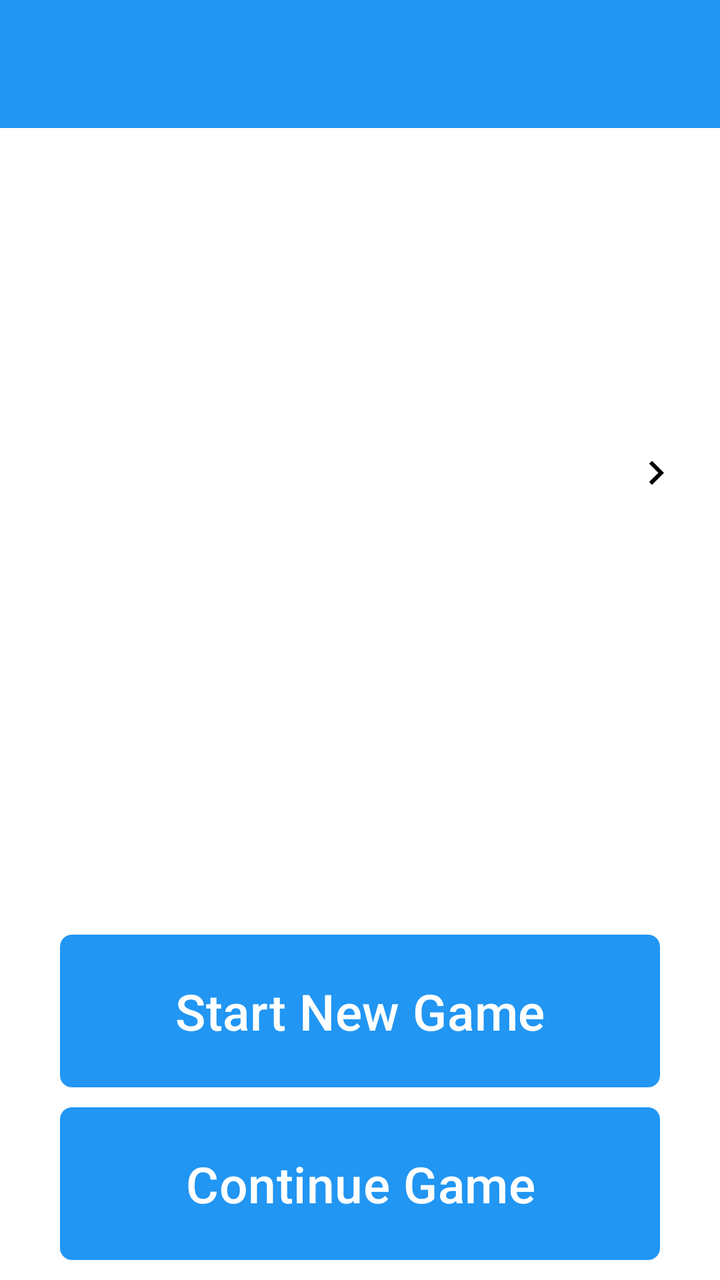
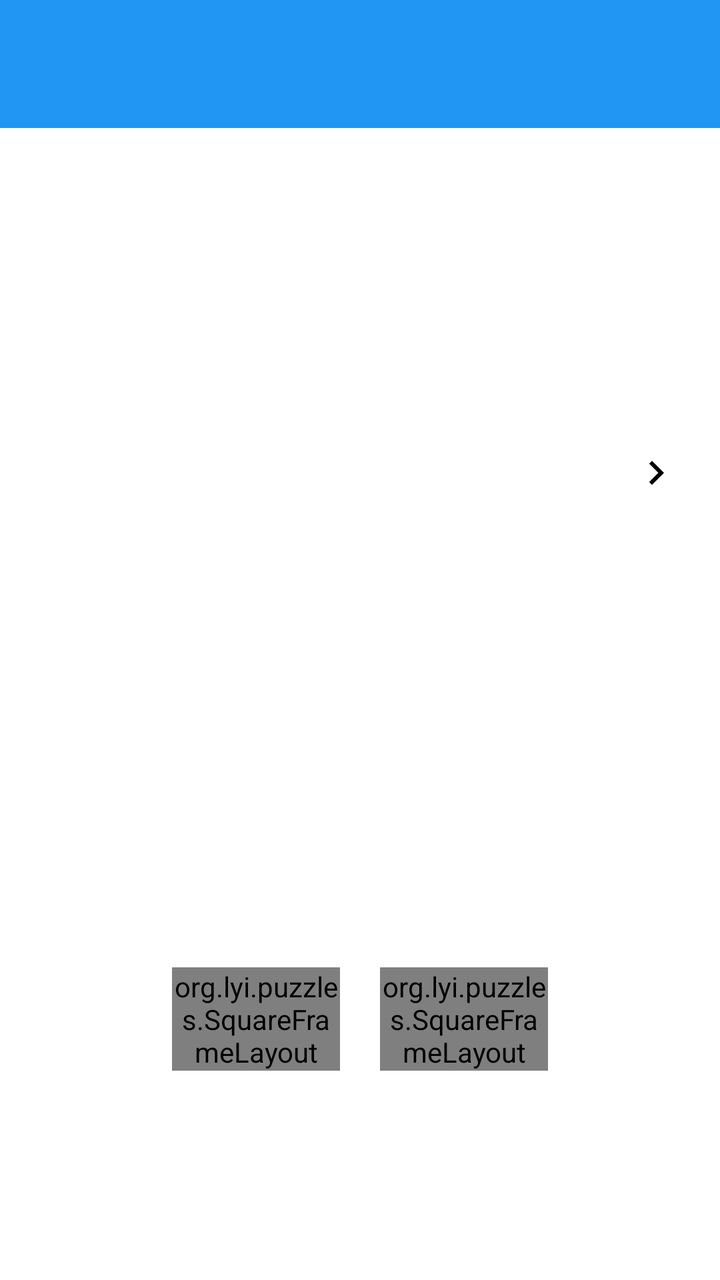

The first picture is an Android layout as it rendered before a commit; the second is the same layout after the commit. The layout source and the unified diff follow.
<!-- AndroidManifest.xml: activity theme AppTheme.NoActionBar -->
<!-- res/layout/activity_main.xml -->
<?xml version="1.0" encoding="utf-8"?>
<androidx.drawerlayout.widget.DrawerLayout xmlns:android="http://schemas.android.com/apk/res/android"
    xmlns:app="http://schemas.android.com/apk/res-auto"
    xmlns:tools="http://schemas.android.com/tools"
    android:id="@+id/drawer_layout"
    android:layout_width="match_parent"
    android:layout_height="match_parent"
    android:fitsSystemWindows="true"
    tools:openDrawer="start">

    <LinearLayout
        android:layout_width="match_parent"
        android:layout_height="match_parent"
        android:orientation="vertical"
        android:weightSum="10">

        <include
            layout="@layout/toolbar"
            android:layout_width="match_parent"
            android:layout_height="wrap_content"
            tools:layout_conversion_absoluteHeight="56dp"
            tools:layout_conversion_absoluteWidth="384dp"
            tools:layout_editor_absoluteX="0dp"
            tools:layout_editor_absoluteY="56dp" />

        <LinearLayout
            android:id="@+id/main_content"
            style="?android:buttonBarStyle"
            android:layout_width="match_parent"
            android:layout_height="match_parent"
            android:orientation="vertical"
            android:weightSum="10"
            app:layout_behavior="@string/appbar_scrolling_view_behavior">

            <RelativeLayout
                android:layout_width="match_parent"
                android:layout_height="0dp"
                android:layout_weight="6">

                <androidx.viewpager.widget.ViewPager
                    android:id="@+id/view_pager"

                    android:layout_width="match_parent"
                    android:layout_height="match_parent"
                    android:layout_marginLeft="5dp"
                    android:layout_marginRight="5dp"
                    android:layout_weight="1"
                    app:layout_behavior="@string/appbar_scrolling_view_behavior">

                </androidx.viewpager.widget.ViewPager>

                <ImageButton
                    android:id="@+id/btn_prev"
                    android:layout_width="wrap_content"
                    android:layout_height="wrap_content"
                    android:layout_alignParentStart="true"
                    android:layout_alignParentLeft="true"
                    android:layout_centerVertical="true"
                    android:layout_marginStart="@dimen/activity_horizontal_margin"
                    android:layout_marginLeft="@dimen/activity_horizontal_margin"
                    android:layout_weight="1"
                    android:background="?attr/selectableItemBackgroundBorderless"
                    android:padding="@dimen/activity_horizontal_margin"
                    android:src="@drawable/ic_keyboard_arrow_left_black_24dp"
                    android:visibility="invisible" />

                <ImageButton
                    android:id="@+id/btn_next"
                    android:layout_width="wrap_content"
                    android:layout_height="wrap_content"
                    android:layout_alignParentEnd="true"
                    android:layout_alignParentRight="true"
                    android:layout_centerVertical="true"
                    android:layout_marginEnd="@dimen/activity_horizontal_margin"
                    android:layout_marginRight="@dimen/activity_horizontal_margin"
                    android:layout_weight="1"
                    android:background="?attr/selectableItemBackgroundBorderless"
                    android:padding="10dp"
                    android:src="@drawable/ic_keyboard_arrow_right_black_24dp" />
            </RelativeLayout>

            <LinearLayout xmlns:android="http://schemas.android.com/apk/res/android"
                xmlns:tools="http://schemas.android.com/tools"
                android:layout_width="match_parent"
                android:layout_height="0px"
                android:layout_weight="4"
                android:baselineAligned="false"
                android:divider="#000"
                android:gravity="center_horizontal"
                android:orientation="vertical"
                android:paddingLeft="@dimen/activity_horizontal_margin"
                android:paddingTop="@dimen/activity_vertical_margin"
                android:paddingRight="@dimen/activity_horizontal_margin"
                android:paddingBottom="@dimen/activity_vertical_margin"
                android:weightSum="5"
                tools:context=".activities.MainActivity">

                <LinearLayout
                    android:id="@+id/layoutDots"
                    android:layout_width="match_parent"
                    android:layout_height="0dp"
                    android:layout_alignParentStart="true"
                    android:layout_alignParentBottom="true"
                    android:layout_weight="1"
                    android:gravity="center"
                    android:orientation="horizontal">

                </LinearLayout>

                <Button
                    android:id="@+id/button_newGame"
                    android:layout_width="match_parent"
                    android:layout_height="0dp"
                    android:layout_gravity="center_horizontal"
                    android:layout_marginLeft="20dp"
                    android:layout_marginTop="10dp"
                    android:layout_marginRight="20dp"
                    android:layout_weight="2"
                    android:background="@drawable/standalone_button"
                    android:clickable="false"
                    android:text="@string/new_Game_Button"
                    android:textColor="@color/white"
                    android:textSize="25sp"
                    android:textStyle="normal" />

                <Button
                    android:id="@+id/button_continueGame"
                    android:layout_width="match_parent"
                    android:layout_height="0dp"
                    android:layout_gravity="center_horizontal"
                    android:layout_marginLeft="20dp"
                    android:layout_marginTop="10dp"
                    android:layout_marginRight="20dp"
                    android:layout_weight="2"
                    android:background="@drawable/standalone_button"
                    android:clickable="false"
                    android:text="@string/continue_Game_Button"
                    android:textColor="@color/white"
                    android:textSize="25sp"
                    android:textStyle="normal" />

                
                
            </LinearLayout>

        </LinearLayout>

    </LinearLayout>

    <com.google.android.material.navigation.NavigationView
        android:id="@+id/nav_view"
        android:layout_width="wrap_content"
        android:layout_height="match_parent"
        android:layout_gravity="start"
        android:fitsSystemWindows="true"
        app:headerLayout="@layout/nav_header_main"
        app:menu="@menu/main_drawer" />

</androidx.drawerlayout.widget.DrawerLayout>
<!-- res/layout/toolbar.xml (included above) -->
<?xml version="1.0" encoding="utf-8"?>
<com.google.android.material.appbar.AppBarLayout android:layout_width="match_parent"
    android:layout_height="wrap_content"
    xmlns:app="http://schemas.android.com/apk/res-auto"
    android:theme="@style/AppTheme.AppBarOverlay"
    xmlns:android="http://schemas.android.com/apk/res/android">

    <androidx.appcompat.widget.Toolbar
        android:id="@+id/toolbar"
        android:layout_width="match_parent"
        android:layout_height="?attr/actionBarSize"
        android:background="?attr/colorPrimary"
        app:popupTheme="@style/AppTheme.PopupOverlay" />

</com.google.android.material.appbar.AppBarLayout>
<!-- res/layout/nav_header_main.xml (included above) -->
<?xml version="1.0" encoding="utf-8"?>
<LinearLayout xmlns:android="http://schemas.android.com/apk/res/android"
    android:layout_width="match_parent"
    android:layout_height="@dimen/nav_header_height"
    android:background="@color/colorAccent"
    android:gravity="bottom"
    android:orientation="vertical"
    android:paddingBottom="@dimen/activity_vertical_margin"
    android:paddingTop="@dimen/activity_vertical_margin"
    android:theme="@style/ThemeOverlay.AppCompat.Dark">

    <RelativeLayout
        android:layout_width="match_parent"
        android:layout_height="wrap_content"
        android:background="#ffffff"
        android:paddingTop="7dp"
        android:paddingBottom="7dp"
        android:orientation="horizontal">

        <ImageView
            android:paddingLeft="@dimen/activity_horizontal_margin"
            android:id="@+id/imageView"
            android:layout_width="wrap_content"
            android:layout_height="wrap_content"
            android:src="@mipmap/ic_launcher_monochrome" />

        <TextView
            android:layout_width="match_parent"
            android:layout_height="wrap_content"
            android:paddingLeft="@dimen/activity_horizontal_margin"
            android:text="@string/app_name"
            android:textColor="@color/colorPrimary"
            android:textSize="18sp"
            android:textAppearance="@style/TextAppearance.AppCompat.Body1"
            android:layout_centerVertical="true"
            android:layout_toEndOf="@+id/imageView" />

    </RelativeLayout>

</LinearLayout>
<!-- resources referenced by this layout -->
<resources>
  <color name="colorAccent">#1E88E5</color>
  <color name="colorPrimary">#2196F3</color>
  <color name="white">#ffffff</color>
  <dimen name="activity_horizontal_margin">10dp</dimen>
  <dimen name="activity_vertical_margin">10dp</dimen>
  <dimen name="nav_header_height">160dp</dimen>
  <!-- drawable ic_keyboard_arrow_left_black_24dp (drawable) -->
  <vector xmlns:android="http://schemas.android.com/apk/res/android"
      android:width="24dp"
      android:height="24dp"
      android:viewportWidth="24.0"
      android:viewportHeight="24.0">
      <path
          android:fillColor="#FF000000"
          android:pathData="M15.41,16.09l-4.58,-4.59 4.58,-4.59L14,5.5l-6,6 6,6z" />
  </vector>
  <!-- drawable ic_keyboard_arrow_right_black_24dp (drawable) -->
  <vector xmlns:android="http://schemas.android.com/apk/res/android"
      android:width="24dp"
      android:height="24dp"
      android:viewportWidth="24.0"
      android:viewportHeight="24.0">
      <path
          android:fillColor="#FF000000"
          android:pathData="M8.59,16.34l4.58,-4.59 -4.58,-4.59L10,5.75l6,6 -6,6z" />
  </vector>
  <!-- drawable standalone_button (drawable) -->
  <?xml version="1.0" encoding="utf-8"?>
  <selector xmlns:android="http://schemas.android.com/apk/res/android">
      
      <item>
          <shape>
              <solid android:color="@color/colorPrimary" />
              <corners android:radius="6dp" />
          </shape>
      </item>
  </selector>
  <!-- mipmap ic_launcher_monochrome: png bitmap (mipmap-hdpi, 1319 bytes) -->
  <string name="app_name">2048</string>
  <string name="continue_Game_Button">Continue Game</string>
  <string name="new_Game_Button">Start New Game</string>
  <style name="AppTheme.AppBarOverlay" parent="ThemeOverlay.Material3.Light" />
  <style name="AppTheme.PopupOverlay" parent="ThemeOverlay.Material3.Light" />
  <style name="AppTheme.NoActionBar" parent="Theme.Material3.Light.NoActionBar">
          <item name="windowActionBar">false</item>
          <item name="windowNoTitle">true</item>
      </style>
</resources>

<!-- the commit's change to res/layout/activity_main.xml (unified diff, before → after) -->
@@ -107,37 +107,67 @@
 
                 </LinearLayout>
 
-                <Button
-                    android:id="@+id/button_newGame"
+                <LinearLayout
                     android:layout_width="match_parent"
                     android:layout_height="0dp"
-                    android:layout_gravity="center_horizontal"
-                    android:layout_marginLeft="20dp"
+                    android:layout_weight="2"
                     android:layout_marginTop="10dp"
-                    android:layout_marginRight="20dp"
-                    android:layout_weight="2"
-                    android:background="@drawable/standalone_button"
-                    android:clickable="false"
-                    android:text="@string/new_Game_Button"
-                    android:textColor="@color/white"
-                    android:textSize="25sp"
-                    android:textStyle="normal" />
-
-                <Button
-                    android:id="@+id/button_continueGame"
-                    android:layout_width="match_parent"
-                    android:layout_height="0dp"
-                    android:layout_gravity="center_horizontal"
-                    android:layout_marginLeft="20dp"
-                    android:layout_marginTop="10dp"
-                    android:layout_marginRight="20dp"
-                    android:layout_weight="2"
-                    android:background="@drawable/standalone_button"
-                    android:clickable="false"
-                    android:text="@string/continue_Game_Button"
-                    android:textColor="@color/white"
-                    android:textSize="25sp"
-                    android:textStyle="normal" />
+                    android:orientation="horizontal"
+                    android:gravity="center"
+                    android:weightSum="2">
+
+                    <org.lyi.puzzles.SquareFrameLayout
+                        android:layout_width="0dp"
+                        android:layout_height="wrap_content"
+                        android:layout_weight="0.6"
+                        android:layout_marginEnd="10dp"
+                        android:layout_marginStart="20dp">
+
+                        <com.google.android.material.button.MaterialButton
+                            android:id="@+id/button_continueGame"
+                            android:layout_width="match_parent"
+                            android:layout_height="match_parent"
+                            android:clickable="false"
+                            app:icon="@drawable/ic_play_arrow_24dp"
+                            app:iconGravity="textStart"
+                            app:iconPadding="0dp"
+                            app:iconSize="24dp"
+                            android:insetLeft="0dp"
+                            android:insetTop="0dp"
+                            android:insetRight="0dp"
+                            android:insetBottom="0dp"
+                            android:padding="0dp"
+                            app:cornerRadius="16dp"
+                            style="@style/Widget.Material3.Button.Icon" />
+
+                    </org.lyi.puzzles.SquareFrameLayout>
+
+                    <org.lyi.puzzles.SquareFrameLayout
+                        android:layout_width="0dp"
+                        android:layout_height="wrap_content"
+                        android:layout_weight="0.6"
+                        android:layout_marginStart="10dp"
+                        android:layout_marginEnd="20dp">
+
+                        <com.google.android.material.button.MaterialButton
+                            android:id="@+id/button_newGame"
+                            android:layout_width="match_parent"
+                            android:layout_height="match_parent"
+                            android:clickable="false"
+                            app:icon="@drawable/ic_refresh_24dp"
+                            app:iconGravity="textStart"
+                            app:iconPadding="0dp"
+                            app:iconSize="24dp"
+                            android:insetLeft="0dp"
+                            android:insetTop="0dp"
+                            android:insetRight="0dp"
+                            android:insetBottom="0dp"
+                            android:padding="0dp"
+                            app:cornerRadius="16dp"
+                            style="@style/Widget.Material3.Button.Icon" />
+
+                    </org.lyi.puzzles.SquareFrameLayout>
+                </LinearLayout>
 
                 
                 
<!-- resource entries referenced after the edit -->
@@ -2,7 +2,6 @@
 <resources>
   <color name="colorAccent">#1E88E5</color>
   <color name="colorPrimary">#2196F3</color>
-  <color name="white">#ffffff</color>
   <dimen name="activity_horizontal_margin">10dp</dimen>
   <dimen name="activity_vertical_margin">10dp</dimen>
   <dimen name="nav_header_height">160dp</dimen>
@@ -26,21 +25,30 @@
           android:fillColor="#FF000000"
           android:pathData="M8.59,16.34l4.58,-4.59 -4.58,-4.59L10,5.75l6,6 -6,6z" />
   </vector>
-  <!-- drawable standalone_button (drawable) -->
-  <?xml version="1.0" encoding="utf-8"?>
-  <selector xmlns:android="http://schemas.android.com/apk/res/android">
-      
-      <item>
-          <shape>
-              <solid android:color="@color/colorPrimary" />
-              <corners android:radius="6dp" />
-          </shape>
-      </item>
-  </selector>
+  <!-- drawable ic_play_arrow_24dp (drawable) -->
+  <vector xmlns:android="http://schemas.android.com/apk/res/android"
+      android:width="24dp"
+      android:height="24dp"
+      android:viewportWidth="24"
+      android:viewportHeight="24"
+      android:tint="?attr/colorControlNormal">
+    <path
+        android:fillColor="@android:color/white"
+        android:pathData="M8,5v14l11,-7z"/>
+  </vector>
+  <!-- drawable ic_refresh_24dp (drawable) -->
+  <vector xmlns:android="http://schemas.android.com/apk/res/android"
+      android:width="24dp"
+      android:height="24dp"
+      android:viewportWidth="24"
+      android:viewportHeight="24"
+      android:tint="?attr/colorControlNormal">
+    <path
+        android:fillColor="@android:color/white"
+        android:pathData="M17.65,6.35C16.2,4.9 14.21,4 12,4c-4.42,0 -7.99,3.58 -7.99,8s3.57,8 7.99,8c3.73,0 6.84,-2.55 7.73,-6h-2.08c-0.82,2.33 -3.04,4 -5.65,4 -3.31,0 -6,-2.69 -6,-6s2.69,-6 6,-6c1.66,0 3.14,0.69 4.22,1.78L13,11h7V4l-2.35,2.35z"/>
+  </vector>
   <!-- mipmap ic_launcher_monochrome: png bitmap (mipmap-hdpi, 1319 bytes) -->
   <string name="app_name">2048</string>
-  <string name="continue_Game_Button">Continue Game</string>
-  <string name="new_Game_Button">Start New Game</string>
   <style name="AppTheme.AppBarOverlay" parent="ThemeOverlay.Material3.Light" />
   <style name="AppTheme.PopupOverlay" parent="ThemeOverlay.Material3.Light" />
   <style name="AppTheme.NoActionBar" parent="Theme.Material3.Light.NoActionBar">
